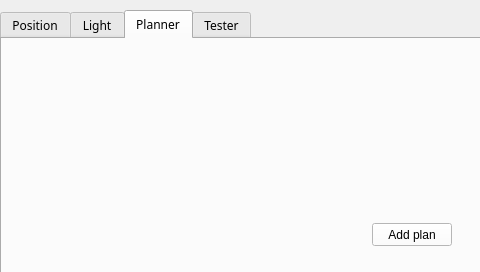
The window that DevKit/Semesterprojekt3/display.ui (VictorBusk/E3PRJ3-Gruppe1) describes before a commit, drawn with Qt 5.
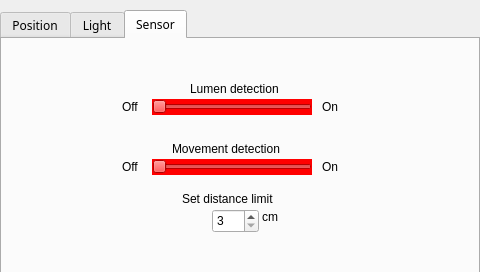
The same window after the commit. The open tabs and pages were chosen to show the change.

What changed in the file:
```diff
--- a/DevKit/Semesterprojekt3/display.ui
+++ b/DevKit/Semesterprojekt3/display.ui
@@ -25,8 +25,8 @@
     <rect>
      <x>0</x>
      <y>10</y>
-     <width>481</width>
-     <height>271</height>
+     <width>480</width>
+     <height>272</height>
     </rect>
    </property>
    <property name="font">
@@ -484,6 +484,68 @@
       <set>Qt::AlignCenter</set>
      </property>
     </widget>
+    <widget class="QPushButton" name="addButton">
+     <property name="geometry">
+      <rect>
+       <x>380</x>
+       <y>0</y>
+       <width>41</width>
+       <height>23</height>
+      </rect>
+     </property>
+     <property name="styleSheet">
+      <string notr="true">background-color: rgb(255, 255, 255);</string>
+     </property>
+     <property name="text">
+      <string>Add</string>
+     </property>
+    </widget>
+    <widget class="QPushButton" name="delButton">
+     <property name="geometry">
+      <rect>
+       <x>420</x>
+       <y>0</y>
+       <width>41</width>
+       <height>23</height>
+      </rect>
+     </property>
+     <property name="styleSheet">
+      <string notr="true">background-color: rgb(255, 255, 255);</string>
+     </property>
+     <property name="text">
+      <string>Delete</string>
+     </property>
+    </widget>
+    <widget class="QFrame" name="frame">
+     <property name="geometry">
+      <rect>
+       <x>380</x>
+       <y>30</y>
+       <width>80</width>
+       <height>160</height>
+      </rect>
+     </property>
+     <property name="layoutDirection">
+      <enum>Qt::RightToLeft</enum>
+     </property>
+     <property name="frameShape">
+      <enum>QFrame::StyledPanel</enum>
+     </property>
+     <property name="frameShadow">
+      <enum>QFrame::Raised</enum>
+     </property>
+     <widget class="QWidget" name="gridLayoutWidget">
+      <property name="geometry">
+       <rect>
+        <x>4</x>
+        <y>2</y>
+        <width>71</width>
+        <height>161</height>
+       </rect>
+      </property>
+      <layout class="QGridLayout" name="gridLayout"/>
+     </widget>
+    </widget>
    </widget>
    <widget class="QWidget" name="tab_2">
     <attribute name="title">
@@ -790,74 +852,165 @@
    </widget>
    <widget class="QWidget" name="tab_3">
     <attribute name="title">
-     <string>Planner</string>
+     <string>Sensor</string>
     </attribute>
-    <widget class="QPushButton" name="addButton">
+    <widget class="QSlider" name="lumenSlider">
      <property name="geometry">
       <rect>
-       <x>370</x>
-       <y>184</y>
-       <width>80</width>
-       <height>23</height>
+       <x>150</x>
+       <y>60</y>
+       <width>160</width>
+       <height>16</height>
       </rect>
      </property>
      <property name="styleSheet">
-      <string notr="true">background-color: rgb(255, 255, 255);</string>
+      <string notr="true">background-color: rgb(255, 0, 0);</string>
      </property>
-     <property name="text">
-      <string>Add plan</string>
+     <property name="maximum">
+      <number>1</number>
      </property>
-    </widget>
-    <widget class="QWidget" name="gridLayoutWidget">
-     <property name="geometry">
-      <rect>
-       <x>10</x>
-       <y>10</y>
-       <width>451</width>
-       <height>161</height>
-      </rect>
+     <property name="orientation">
+      <enum>Qt::Horizontal</enum>
      </property>
      <layout class="QGridLayout" name="gridLayout"/>
     </widget>
-   </widget>
-   <widget class="QWidget" name="tab_4">
-    <attribute name="title">
-     <string>Tester</string>
-    </attribute>
-    <widget class="QPushButton" name="setTestButton">
+    <widget class="QLabel" name="label_7">
      <property name="geometry">
       <rect>
-       <x>140</x>
+       <x>188</x>
        <y>40</y>
-       <width>80</width>
-       <height>23</height>
+       <width>111</width>
+       <height>20</height>
       </rect>
      </property>
      <property name="text">
-      <string>SetTest</string>
+      <string>Lumen detection</string>
      </property>
     </widget>
-    <widget class="QPushButton" name="getTestButton">
+    <widget class="QSlider" name="movementSlider">
      <property name="geometry">
       <rect>
-       <x>310</x>
-       <y>130</y>
-       <width>80</width>
-       <height>23</height>
+       <x>150</x>
+       <y>120</y>
+       <width>160</width>
+       <height>16</height>
       </rect>
      </property>
+     <property name="styleSheet">
+      <string notr="true">background-color: rgb(255, 0, 0);</string>
+     </property>
+     <property name="maximum">
+      <number>1</number>
+     </property>
+     <property name="orientation">
+      <enum>Qt::Horizontal</enum>
+     </property>
+    </widget>
+    <widget class="QLabel" name="label_9">
+     <property name="geometry">
+      <rect>
+       <x>170</x>
+       <y>100</y>
+       <width>131</width>
+       <height>20</height>
+      </rect>
+     </property>
      <property name="text">
-      <string>GetTest</string>
+      <string>Movement detection</string>
      </property>
     </widget>
-    <widget class="QLineEdit" name="getTestLine">
+    <widget class="QLabel" name="label_10">
      <property name="geometry">
       <rect>
-       <x>310</x>
-       <y>90</y>
-       <width>113</width>
-       <height>23</height>
+       <x>120</x>
+       <y>60</y>
+       <width>21</width>
+       <height>16</height>
       </rect>
+     </property>
+     <property name="text">
+      <string>Off</string>
+     </property>
+    </widget>
+    <widget class="QLabel" name="label_12">
+     <property name="geometry">
+      <rect>
+       <x>120</x>
+       <y>120</y>
+       <width>21</width>
+       <height>16</height>
+      </rect>
+     </property>
+     <property name="text">
+      <string>Off</string>
+     </property>
+    </widget>
+    <widget class="QLabel" name="label_13">
+     <property name="geometry">
+      <rect>
+       <x>320</x>
+       <y>60</y>
+       <width>21</width>
+       <height>16</height>
+      </rect>
+     </property>
+     <property name="text">
+      <string>On</string>
+     </property>
+    </widget>
+    <widget class="QLabel" name="label_15">
+     <property name="geometry">
+      <rect>
+       <x>320</x>
+       <y>120</y>
+       <width>21</width>
+       <height>16</height>
+      </rect>
+     </property>
+     <property name="text">
+      <string>On</string>
+     </property>
+    </widget>
+    <widget class="QSpinBox" name="distanceSpinBox">
+     <property name="geometry">
+      <rect>
+       <x>210</x>
+       <y>170</y>
+       <width>47</width>
+       <height>24</height>
+      </rect>
+     </property>
+     <property name="minimum">
+      <number>3</number>
+     </property>
+     <property name="maximum">
+      <number>255</number>
+     </property>
+    </widget>
+    <widget class="QLabel" name="label_8">
+     <property name="geometry">
+      <rect>
+       <x>180</x>
+       <y>150</y>
+       <width>131</width>
+       <height>20</height>
+      </rect>
+     </property>
+     <property name="text">
+      <string>Set distance limit</string>
+     </property>
+    </widget>
+    <widget class="QLabel" name="label_11">
+     <property name="geometry">
+      <rect>
+       <x>260</x>
+       <y>170</y>
+       <width>21</width>
+       <height>16</height>
+      </rect>
+     </property>
+     <property name="text">
+      <string>cm</string>
      </property>
     </widget>
    </widget>
```
Left out of the diff: 73 changed lines with no effect on the pictures.
